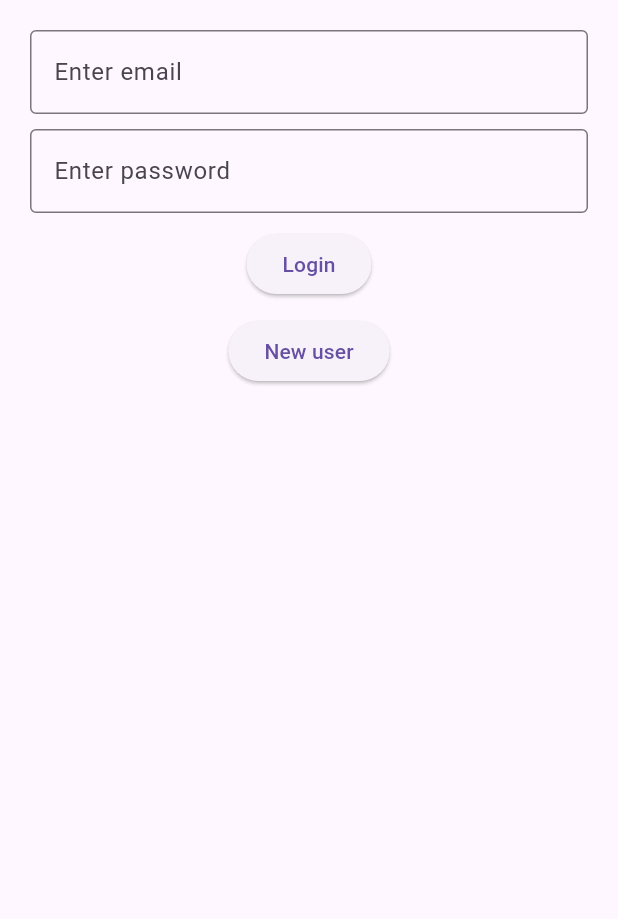
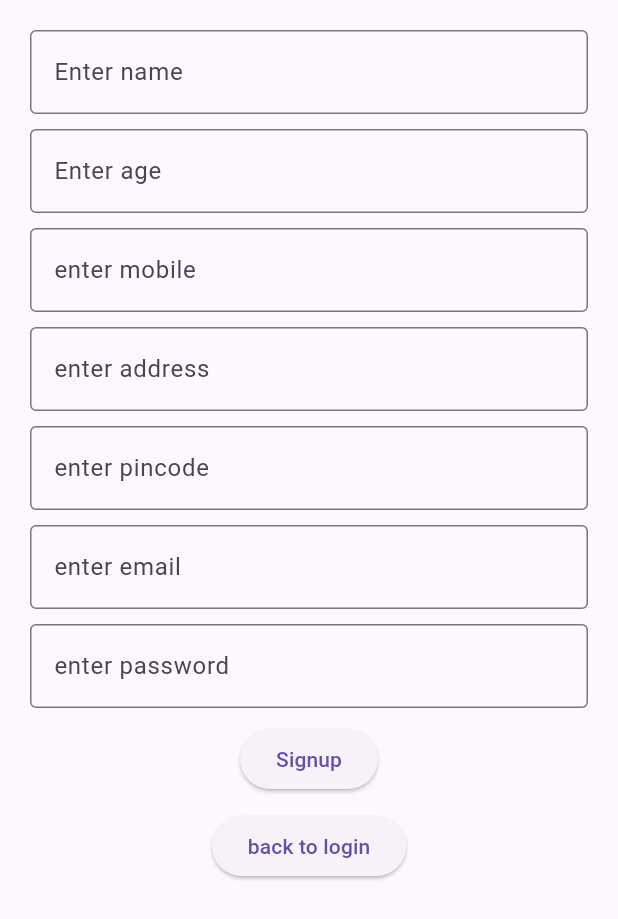
Before and after one commit to leayajoseph/blog_app_frontend, a Flutter app: the screen it shows after launch, after a tap on "New user", on a phone screen of 412 x 824 dp. Shown: the top 919 px of the screen. Run offline on Flutter 3.47's test engine with Material 3 defaults, Android fonts, the phone set to English and light mode, and no system bars.

Commit message:
signup updated

```diff
--- a/lib/pages/signin.dart
+++ b/lib/pages/signin.dart
@@ -1,3 +1,4 @@
+import 'package:blog_app/pages/signup.dart';
 import 'package:flutter/material.dart';
 
 class SigninPage extends StatefulWidget {
@@ -23,6 +24,7 @@ class _SigninPageState extends State<SigninPage> {
         padding: EdgeInsets.all(20),
         width: double.infinity,
         child: Column(
+          mainAxisAlignment: MainAxisAlignment.center,
           children: [
             TextField(
               controller: ob1,
@@ -44,7 +46,7 @@ class _SigninPageState extends State<SigninPage> {
             SizedBox(height: 10,),
             ElevatedButton(onPressed: ()
             {
-
+              Navigator.push(context, MaterialPageRoute(builder: (context)=>SignupPage()));
             }, child: Text("New user")),
             SizedBox(height: 10,)
           ],
--- /dev/null
+++ b/lib/pages/signup.dart
@@ -0,0 +1,115 @@
+import 'package:flutter/material.dart';
+
+class SignupPage extends StatefulWidget {
+  const SignupPage({super.key});
+
+  @override
+  State<SignupPage> createState() => _SignupPageState();
+}
+
+class _SignupPageState extends State<SignupPage> {
+  String name="",age="",ph="",add="",pin="",email="",pass="";
+  TextEditingController ob1=new TextEditingController();
+  TextEditingController ob2=new TextEditingController();
+  TextEditingController ob3=new TextEditingController();
+  TextEditingController ob4=new TextEditingController();
+  TextEditingController ob5=new TextEditingController();
+  TextEditingController ob6=new TextEditingController();
+  TextEditingController ob7=new TextEditingController();
+  void sendValues() async{
+    name=ob1.text;
+    age=ob2.text;
+    ph=ob3.text;
+    add=ob4.text;
+    pin=ob5.text;
+    email=ob6.text;
+    pass=ob7.text;
+    print("name: "+name+
+    "\nage: "+age+
+    "\nphone: "+ph+
+        "\naddress: "+add+
+        "\npin code: "+pin+
+        "\nemail: "+email+
+        "\npassword: "+pass);
+  }
+  @override
+  Widget build(BuildContext context) {
+    return MaterialApp(
+      home: Scaffold(
+        body: SingleChildScrollView(
+          child: Container(
+            padding: EdgeInsets.all(20),
+            width: double.infinity,
+            child: Column(
+              children: [
+                TextField(
+                  controller: ob1,
+                  decoration: InputDecoration(
+                    labelText: "Enter name",
+                    border: OutlineInputBorder()
+                  ),
+                ),
+                SizedBox(height: 10,),
+                TextField(
+                  controller: ob2,
+                  decoration: InputDecoration(
+                    labelText: "Enter age",
+                    border: OutlineInputBorder()
+                  ),
+                ),
+                SizedBox(height: 10,),
+                TextField(
+                  controller: ob3,
+                  decoration: InputDecoration(
+                    labelText: "enter mobile",
+                    border: OutlineInputBorder()
+                  ),
+                ),
+                SizedBox(height: 10,),
+                TextField(
+                  controller: ob4,
+                  decoration: InputDecoration(
+                    labelText: "enter address",
+                    border: OutlineInputBorder()
+                  ),
+                ),
+                SizedBox(height: 10,),
+                TextField(
+                  controller: ob5,
+                  decoration: InputDecoration(
+                    labelText: "enter pincode",
+                    border: OutlineInputBorder()
+                  ),
+                ),
+                SizedBox(height: 10,),
+                TextField(
+                  controller: ob6,
+                  decoration: InputDecoration(
+                      labelText: "enter email",
+                      border: OutlineInputBorder()
+                  ),
+                ),
+                SizedBox(height: 10,),
+                TextField(
+                  controller: ob7,
+                  decoration: InputDecoration(
+                      labelText: "enter password",
+                      border: OutlineInputBorder()
+                  ),
+                ),
+                SizedBox(height: 10,),
+                ElevatedButton(onPressed: sendValues, child: Text("Signup")),
+                SizedBox(height: 10,),
+                ElevatedButton(onPressed: ()
+                {
+                  Navigator.pop(context);
+                }, child: Text("back to login")),
+                SizedBox(height: 10,)
+              ],
+            ),
+          ),
+        ),
+      ),
+    );
+  }
+}
```
